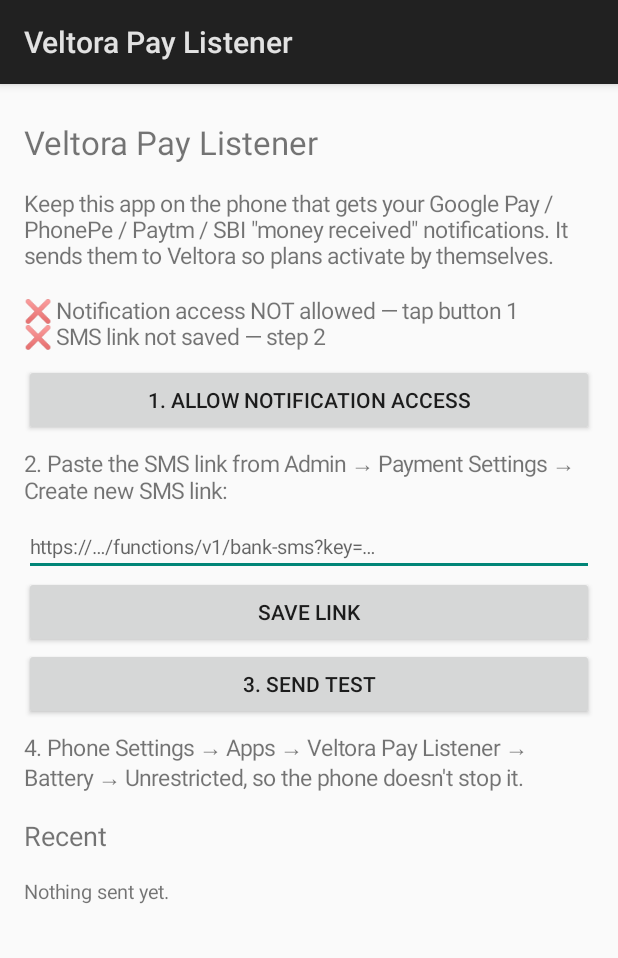
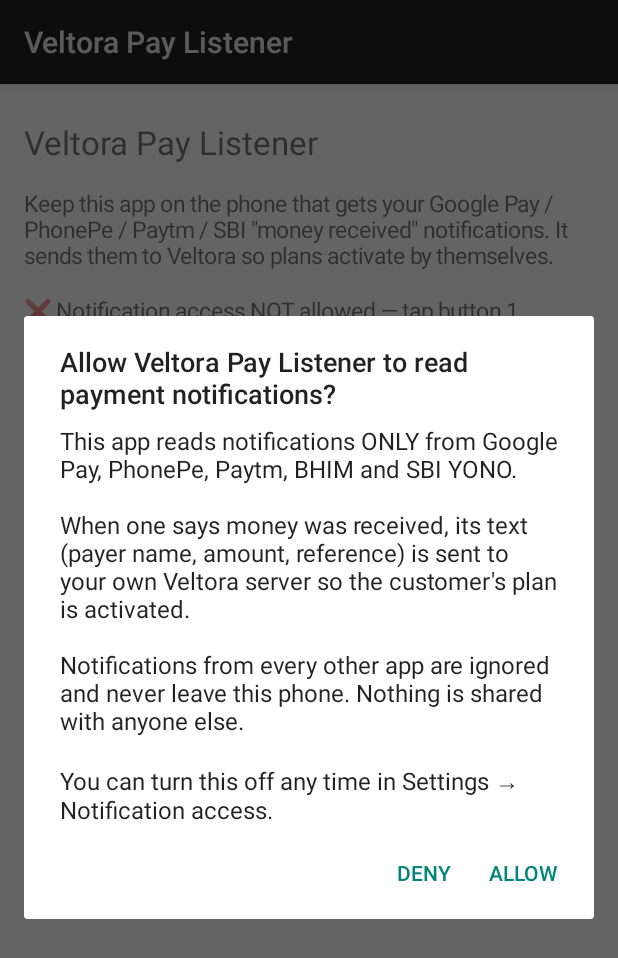
Before and after one commit to sahilchandpara008-pixel/veltora, an Android app: the screen it shows after launch (MainActivity), after a tap on "1. ALLOW NOTIFICATION ACCESS", on a phone screen of 412 x 824 dp. Shown: the top 958 px of the screen. Run offline under Robolectric (Android 15) with nearby library versions, the phone set to English and light mode, and no system bars.

Commit message:
Pay Listener: Allow/Deny consent before reading payment notifications
Co-Authored-By: Claude Opus 5.5 <noreply@anthropic.com>
Claude-Session: https://claude.ai/code/session_018mqbtzovUutoCu1NzoLUdw

```diff
--- a/streams-android/paylistener/src/main/java/com/veltora/paylistener/MainActivity.kt
+++ b/streams-android/paylistener/src/main/java/com/veltora/paylistener/MainActivity.kt
@@ -1,6 +1,7 @@
 package com.veltora.paylistener
 
 import android.app.Activity
+import android.app.AlertDialog
 import android.content.ComponentName
 import android.content.Intent
 import android.os.Bundle
@@ -29,7 +30,7 @@ class MainActivity : Activity() {
         root.addView(text("Keep this app on the phone that gets your Google Pay / PhonePe / Paytm / SBI \"money received\" notifications. It sends them to Veltora so plans activate by themselves."))
         status = text("")
         root.addView(status)
-        root.addView(button("1. Allow notification access") { startActivity(Intent(Settings.ACTION_NOTIFICATION_LISTENER_SETTINGS)) })
+        root.addView(button("1. Allow notification access") { askConsent() })
         root.addView(text("2. Paste the SMS link from Admin → Payment Settings → Create new SMS link:"))
         val link = EditText(this).apply { setText(Forwarder.link(this@MainActivity)); hint = "https://…/functions/v1/bank-sms?key=…"; textSize = 13f }
         root.addView(link, LinearLayout.LayoutParams(MATCH_PARENT, WRAP_CONTENT))
@@ -51,6 +52,31 @@ class MainActivity : Activity() {
         log = text("", 13f)
         root.addView(log)
         setContentView(ScrollView(this).apply { addView(root) })
+        if (!getSharedPreferences("veltora_pay_listener", MODE_PRIVATE).contains("consent")) askConsent()
+    }
+
+    /** Prominent disclosure: explain exactly what is read and sent, and only then open the system setting. */
+    private fun askConsent() {
+        AlertDialog.Builder(this)
+            .setTitle("Allow Veltora Pay Listener to read payment notifications?")
+            .setMessage(
+                "This app reads notifications ONLY from Google Pay, PhonePe, Paytm, BHIM and SBI YONO.\n\n" +
+                    "When one says money was received, its text (payer name, amount, reference) is sent to your own " +
+                    "Veltora server so the customer's plan is activated.\n\n" +
+                    "Notifications from every other app are ignored and never leave this phone. Nothing is shared with anyone else.\n\n" +
+                    "You can turn this off any time in Settings → Notification access."
+            )
+            .setPositiveButton("Allow") { _, _ ->
+                getSharedPreferences("veltora_pay_listener", MODE_PRIVATE).edit().putBoolean("consent", true).apply()
+                startActivity(Intent(Settings.ACTION_NOTIFICATION_LISTENER_SETTINGS))
+            }
+            .setNegativeButton("Deny") { _, _ ->
+                getSharedPreferences("veltora_pay_listener", MODE_PRIVATE).edit().putBoolean("consent", false).apply()
+                Toast.makeText(this, "Without this, payments must be approved by hand in the admin panel.", Toast.LENGTH_LONG).show()
+                refresh()
+            }
+            .setCancelable(false)
+            .show()
     }
 
     override fun onResume() {
--- a/streams-android/paylistener/src/main/java/com/veltora/paylistener/PayListenerService.kt
+++ b/streams-android/paylistener/src/main/java/com/veltora/paylistener/PayListenerService.kt
@@ -8,6 +8,8 @@ import android.service.notification.StatusBarNotification
 class PayListenerService : NotificationListenerService() {
     override fun onNotificationPosted(sbn: StatusBarNotification) {
         if (sbn.packageName !in Forwarder.APPS) return
+        // Nothing is sent unless the owner tapped "Allow" in the app's consent dialog.
+        if (!getSharedPreferences("veltora_pay_listener", MODE_PRIVATE).getBoolean("consent", false)) return
         val n = sbn.notification
         if (n.flags and Notification.FLAG_GROUP_SUMMARY != 0) return
         val e = n.extras
```
